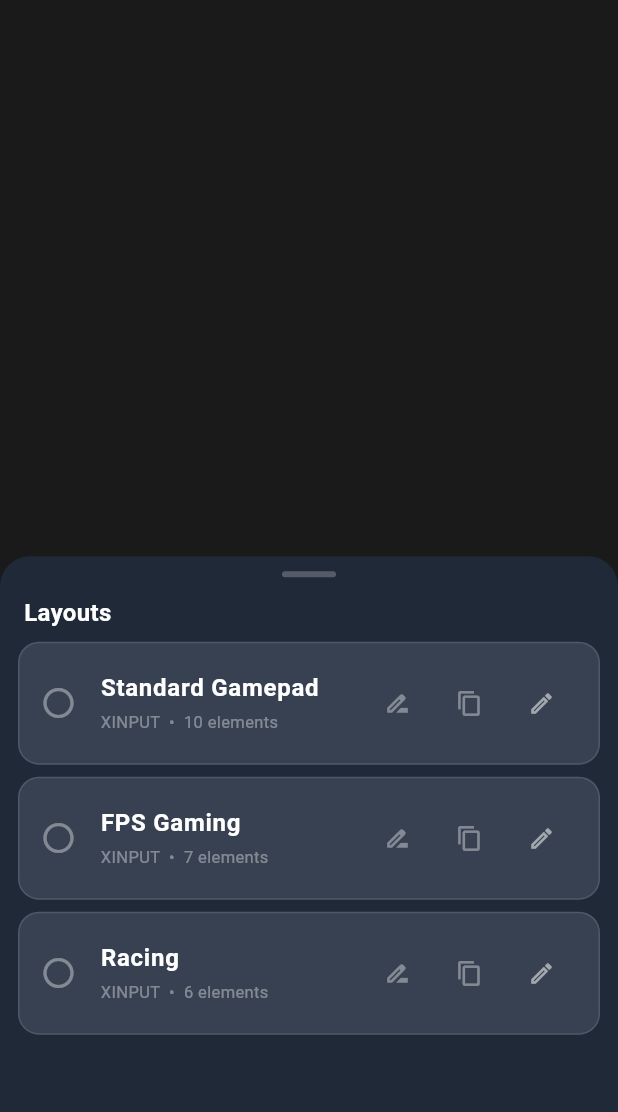
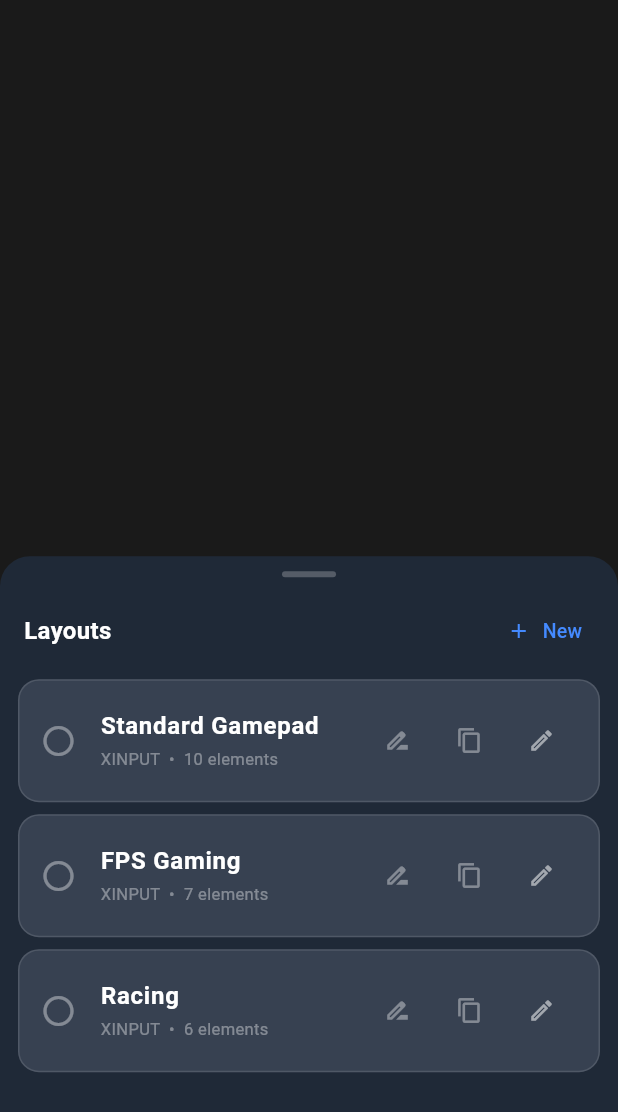
Before and after one commit to AvishakeAdhikary/NexRemote, a Flutter app: the _LayoutSelectorSheet widget shown alone on an empty page, opened directly with empty values, on a phone screen of 412 x 824 dp. Shown: the top 1112 px of the screen. Run offline on Flutter 3.47's test engine with Material 3 defaults, Android fonts, the light colour scheme and no system bars; our stand-ins replace logger, sensors_plus, shared_preferences; missing offline and left inert: encrypt, mobile_scanner; accounts and stored records are empty.

Commit message:
Fixed Out of Location Gamepad Layout Customization

```diff
--- a/nexremote/lib/layouts/default_layouts.dart
+++ b/nexremote/lib/layouts/default_layouts.dart
@@ -1,7 +1,14 @@
 /// Default layouts stored as JSON strings.
-/// Uses the v2 flat format: x, y, width, height, scale, color at top level.
+/// v2 flat format: x, y ∈ [0,1] are fractional positions of the element's
+/// top-left corner relative to the screen. Width & height are logical pixels.
+///
+/// Safe-zone rule used here: assume a 720 × 360 landscape screen (logical).
+/// Every element satisfies:
+///   x + width  / 720 ≤ 0.93   (7% right margin)
+///   y + height / 360 ≤ 0.88   (12% bottom margin — leaves room for navbar)
 class DefaultLayouts {
-  static const String standardGamepad = '''
+  // ── Standard Gamepad ──────────────────────────────────────────────────────
+  static const String standardGamepad = r'''
 {
   "id": "standard_gamepad",
   "name": "Standard Gamepad",
@@ -10,21 +17,22 @@ class DefaultLayouts {
   "mode": "xinput",
   "haptic": true,
   "elements": [
-    {"id":"dpad",          "type":"dpad",        "x":0.08,"y":0.40,"width":120,"height":120,"color":4283585106},
-    {"id":"left_stick",    "type":"joystick",    "x":0.22,"y":0.62,"width":100,"height":100,"stick":"left","color":4283585106},
-    {"id":"right_stick",   "type":"joystick",    "x":0.68,"y":0.62,"width":100,"height":100,"stick":"right","color":4283585106},
-    {"id":"face_buttons",  "type":"face_buttons","x":0.82,"y":0.40,"width":120,"height":120,"color":4283585106},
-    {"id":"l1",  "type":"button",  "x":0.07,"y":0.04,"width":70,"height":36,"label":"L1", "action":"L1", "color":4283585106},
-    {"id":"l2",  "type":"trigger", "x":0.07,"y":0.17,"width":70,"height":36,"label":"L2", "trigger":"LT","color":4283585106},
-    {"id":"r1",  "type":"button",  "x":0.87,"y":0.04,"width":70,"height":36,"label":"R1", "action":"R1", "color":4283585106},
-    {"id":"r2",  "type":"trigger", "x":0.87,"y":0.17,"width":70,"height":36,"label":"R2", "trigger":"RT","color":4283585106},
-    {"id":"select","type":"button","x":0.38,"y":0.88,"width":80,"height":34,"label":"SELECT","action":"SELECT","color":4283585106},
-    {"id":"start", "type":"button","x":0.55,"y":0.88,"width":80,"height":34,"label":"START", "action":"START","color":4283585106}
+    {"id":"dpad",        "type":"dpad",        "x":0.04,"y":0.32,"width":120,"height":120,"color":4283585106},
+    {"id":"left_stick",  "type":"joystick",    "x":0.20,"y":0.55,"width":100,"height":100,"stick":"left","color":4283585106},
+    {"id":"right_stick", "type":"joystick",    "x":0.62,"y":0.55,"width":100,"height":100,"stick":"right","color":4283585106},
+    {"id":"face_buttons","type":"face_buttons","x":0.76,"y":0.32,"width":120,"height":120,"color":4283585106},
+    {"id":"l1",  "type":"button", "x":0.04,"y":0.05,"width":70,"height":36,"label":"L1","action":"L1","color":4283585106},
+    {"id":"l2",  "type":"trigger","x":0.04,"y":0.18,"width":70,"height":36,"label":"L2","trigger":"LT","color":4283585106},
+    {"id":"r1",  "type":"button", "x":0.83,"y":0.05,"width":70,"height":36,"label":"R1","action":"R1","color":4283585106},
+    {"id":"r2",  "type":"trigger","x":0.83,"y":0.18,"width":70,"height":36,"label":"R2","trigger":"RT","color":4283585106},
+    {"id":"select","type":"button","x":0.37,"y":0.75,"width":76,"height":32,"label":"SELECT","action":"SELECT","color":4283585106},
+    {"id":"start","type":"button","x":0.52,"y":0.75,"width":76,"height":32,"label":"START","action":"START","color":4283585106}
   ]
 }
 ''';
 
-  static const String fpsLayout = '''
+  // ── FPS Layout ─────────────────────────────────────────────────────────────
+  static const String fpsLayout = r'''
 {
   "id": "fps_layout",
   "name": "FPS Gaming",
@@ -34,18 +42,19 @@ class DefaultLayouts {
   "mode": "xinput",
   "haptic": true,
   "elements": [
-    {"id":"left_stick","type":"joystick","x":0.12,"y":0.60,"width":110,"height":110,"stick":"left","color":4283585106},
-    {"id":"shoot",  "type":"button","x":0.82,"y":0.55,"width":90,"height":90,"label":"FIRE", "action":"mouse_left", "color":4294901760},
-    {"id":"aim",    "type":"button","x":0.70,"y":0.55,"width":70,"height":70,"label":"AIM",  "action":"mouse_right","color":4288423550},
-    {"id":"jump",   "type":"button","x":0.12,"y":0.40,"width":68,"height":68,"label":"JUMP", "action":"keyboard_space","color":4284453836},
-    {"id":"crouch", "type":"button","x":0.24,"y":0.40,"width":68,"height":68,"label":"DUCK", "action":"keyboard_ctrl","color":4284453836},
-    {"id":"reload", "type":"button","x":0.82,"y":0.78,"width":68,"height":42,"label":"RELOAD","action":"keyboard_r","color":4283585106},
-    {"id":"melee",  "type":"button","x":0.70,"y":0.75,"width":68,"height":42,"label":"MELEE","action":"keyboard_v","color":4283585106}
+    {"id":"left_stick","type":"joystick","x":0.06,"y":0.52,"width":110,"height":110,"stick":"left","color":4283585106},
+    {"id":"shoot",  "type":"button","x":0.78,"y":0.40,"width":90,"height":90,"label":"FIRE","action":"mouse_left","color":4294901760},
+    {"id":"aim",    "type":"button","x":0.65,"y":0.45,"width":70,"height":70,"label":"AIM","action":"mouse_right","color":4288423550},
+    {"id":"jump",   "type":"button","x":0.23,"y":0.35,"width":68,"height":68,"label":"JUMP","action":"keyboard_space","color":4284453836},
+    {"id":"crouch", "type":"button","x":0.06,"y":0.35,"width":68,"height":68,"label":"DUCK","action":"keyboard_ctrl","color":4284453836},
+    {"id":"reload", "type":"button","x":0.78,"y":0.70,"width":68,"height":42,"label":"RELOAD","action":"keyboard_r","color":4283585106},
+    {"id":"melee",  "type":"button","x":0.65,"y":0.70,"width":68,"height":42,"label":"MELEE","action":"keyboard_v","color":4283585106}
   ]
 }
 ''';
 
-  static const String racingLayout = '''
+  // ── Racing Layout ──────────────────────────────────────────────────────────
+  static const String racingLayout = r'''
 {
   "id": "racing_layout",
   "name": "Racing",
@@ -55,12 +64,12 @@ class DefaultLayouts {
   "mode": "xinput",
   "haptic": true,
   "elements": [
-    {"id":"gas",      "type":"button","x":0.86,"y":0.50,"width":90,"height":110,"label":"GAS",   "action":"keyboard_w","color":4284453836},
-    {"id":"brake",    "type":"button","x":0.75,"y":0.50,"width":90,"height":110,"label":"BRAKE", "action":"keyboard_s","color":4294901760},
-    {"id":"handbrake","type":"button","x":0.86,"y":0.78,"width":90,"height":52, "label":"HAND",  "action":"keyboard_space","color":4294944000},
-    {"id":"nitro",    "type":"button","x":0.08,"y":0.55,"width":90,"height":90, "label":"NITRO", "action":"keyboard_shift","color":4288512204},
-    {"id":"gear_up",  "type":"button","x":0.50,"y":0.06,"width":70,"height":40, "label":"↑",     "action":"keyboard_e","color":4283585106},
-    {"id":"gear_down","type":"button","x":0.50,"y":0.88,"width":70,"height":40, "label":"↓",     "action":"keyboard_q","color":4283585106}
+    {"id":"gas",      "type":"button","x":0.84,"y":0.38,"width":90,"height":100,"label":"GAS","action":"keyboard_w","color":4284453836},
+    {"id":"brake",    "type":"button","x":0.72,"y":0.38,"width":90,"height":100,"label":"BRAKE","action":"keyboard_s","color":4294901760},
+    {"id":"handbrake","type":"button","x":0.84,"y":0.72,"width":90,"height":48,"label":"HAND","action":"keyboard_space","color":4294944000},
+    {"id":"nitro",    "type":"button","x":0.04,"y":0.45,"width":90,"height":90,"label":"NITRO","action":"keyboard_shift","color":4288512204},
+    {"id":"gear_up",  "type":"button","x":0.44,"y":0.05,"width":70,"height":40,"label":"↑","action":"keyboard_e","color":4283585106},
+    {"id":"gear_down","type":"button","x":0.44,"y":0.75,"width":70,"height":40,"label":"↓","action":"keyboard_q","color":4283585106}
   ]
 }
 ''';
--- a/nexremote/lib/ui/gamepad_screen.dart
+++ b/nexremote/lib/ui/gamepad_screen.dart
@@ -16,12 +16,16 @@ class GamepadScreen extends StatefulWidget {
   State<GamepadScreen> createState() => _GamepadScreenState();
 }
 
+// The three built-in default layout IDs — never deletable by the user.
+const _builtinIds = {'standard_gamepad', 'fps_layout', 'racing_layout'};
+
 class _GamepadScreenState extends State<GamepadScreen> {
   late GamepadController _ctrl;
   final LayoutManager _layoutManager = LayoutManager();
 
   StreamSubscription? _gyroSub;
   bool _gyroEnabled = false;
+  bool _hapticEnabled = true;
   bool _loading = true;
 
   GamepadLayout? get _activeLayout => _layoutManager.activeLayout;
@@ -41,6 +45,7 @@ class _GamepadScreenState extends State<GamepadScreen> {
       setState(() {
         _loading = false;
         _gyroEnabled = _activeLayout?.gyroEnabled ?? false;
+        _hapticEnabled = _activeLayout?.hapticFeedback ?? true;
         if (_gyroEnabled) _startGyro();
       });
 
@@ -75,6 +80,19 @@ class _GamepadScreenState extends State<GamepadScreen> {
     _gyroSub = null;
   }
 
+  // ── Haptic ───────────────────────────────────────────────────────────────
+
+  Future<void> _setHaptic(bool value) async {
+    final layout = _activeLayout;
+    if (layout == null) return;
+    final updated = layout.copyWith(hapticFeedback: value);
+    // Persist — save to custom layouts so the setting sticks
+    await _layoutManager.saveLayout(updated);
+    await _layoutManager.setActiveLayout(updated);
+    _ctrl.setHapticEnabled(value); // sync controller immediately
+    setState(() => _hapticEnabled = value);
+  }
+
   // ── Layout editor ─────────────────────────────────────────────────────────
 
   Future<void> _openEditor() async {
@@ -89,7 +107,7 @@ class _GamepadScreenState extends State<GamepadScreen> {
     if (edited != null && mounted) {
       await _layoutManager.saveLayout(edited);
       await _layoutManager.setActiveLayout(edited);
-      setState(() {});
+      setState(() => _hapticEnabled = edited.hapticFeedback);
     }
   }
 
@@ -119,6 +137,7 @@ class _GamepadScreenState extends State<GamepadScreen> {
           }
           setState(() {
             _gyroEnabled = layout.gyroEnabled;
+            _hapticEnabled = layout.hapticFeedback;
           });
         },
         onRename: (layout, newName) async {
@@ -127,8 +146,28 @@ class _GamepadScreenState extends State<GamepadScreen> {
           // If it was the active layout, update active too
           if (_layoutManager.activeLayout?.id == layout.id) {
             await _layoutManager.setActiveLayout(renamed);
+            setState(() => _hapticEnabled = renamed.hapticFeedback);
           }
           setState(() {});
+        },
+        onCreateNew: () async {
+          Navigator.pop(context); // dismiss sheet
+          final blank = GamepadLayout(
+            id: 'custom_${DateTime.now().millisecondsSinceEpoch}',
+            name: 'My Layout',
+            elements: const [],
+          );
+          final edited = await Navigator.push<GamepadLayout>(
+            context,
+            MaterialPageRoute(
+              builder: (_) => LayoutEditorScreen(layout: blank),
+            ),
+          );
+          if (edited != null && mounted) {
+            await _layoutManager.saveLayout(edited);
+            await _layoutManager.setActiveLayout(edited);
+            setState(() => _hapticEnabled = edited.hapticFeedback);
+          }
         },
         onEdit: (layout) async {
           Navigator.pop(context);
@@ -195,6 +234,16 @@ class _GamepadScreenState extends State<GamepadScreen> {
           ],
         ),
         actions: [
+          // Haptic toggle
+          IconButton(
+            tooltip: _hapticEnabled ? 'Haptic ON' : 'Haptic OFF',
+            icon: Icon(
+              _hapticEnabled ? Icons.vibration : Icons.phonelink_erase_outlined,
+              color: _hapticEnabled ? Colors.orangeAccent : Colors.white38,
+              size: 20,
+            ),
+            onPressed: () => _setHaptic(!_hapticEnabled),
+          ),
           // Gyro toggle
           IconButton(
             tooltip: _gyroEnabled ? 'Gyro ON' : 'Gyro OFF',
@@ -252,6 +301,7 @@ class _LayoutSelectorSheet extends StatefulWidget {
   final LayoutManager layoutManager;
   final void Function(GamepadLayout) onSelected;
   final void Function(GamepadLayout, String newName) onRename;
+  final void Function() onCreateNew;
   final void Function(GamepadLayout) onEdit;
   final void Function(GamepadLayout) onDelete;
   final void Function(GamepadLayout) onDuplicate;
@@ -260,6 +310,7 @@ class _LayoutSelectorSheet extends StatefulWidget {
     required this.layoutManager,
     required this.onSelected,
     required this.onRename,
+    required this.onCreateNew,
     required this.onEdit,
     required this.onDelete,
     required this.onDuplicate,
@@ -298,16 +349,29 @@ class _LayoutSelectorSheetState extends State<_LayoutSelectorSheet> {
                 ),
               ),
             ),
-            const Padding(
-              padding: EdgeInsets.symmetric(horizontal: 16),
+            Padding(
+              padding: const EdgeInsets.fromLTRB(16, 0, 8, 0),
               child: Row(
                 children: [
-                  Text(
+                  const Text(
                     'Layouts',
                     style: TextStyle(
                       color: Colors.white,
                       fontSize: 16,
                       fontWeight: FontWeight.bold,
+                    ),
+                  ),
+                  const Spacer(),
+                  TextButton.icon(
+                    onPressed: () => widget.onCreateNew(),
+                    icon: const Icon(
+                      Icons.add,
+                      size: 16,
+                      color: Colors.blueAccent,
+                    ),
+                    label: const Text(
+                      'New',
+                      style: TextStyle(color: Colors.blueAccent, fontSize: 13),
                     ),
                   ),
                 ],
@@ -322,10 +386,8 @@ class _LayoutSelectorSheetState extends State<_LayoutSelectorSheet> {
                 itemBuilder: (_, i) {
                   final l = layouts[i];
                   final isActive = l.id == activeId;
-                  final isDefault =
-                      l.id.startsWith('standard_gamepad') ||
-                      l.id.startsWith('fps_layout') ||
-                      l.id.startsWith('racing_layout');
+                  // Only the three original built-in layouts are protected
+                  final isDefault = _builtinIds.contains(l.id);
 
                   return Container(
                     margin: const EdgeInsets.only(bottom: 8),
```
Also changed, not shown: nexremote/lib/input/gamepad_controller.dart (+7 -3 lines), nexremote/lib/ui/layout_editor_screen.dart (+29 -0 lines), 1 other file.
